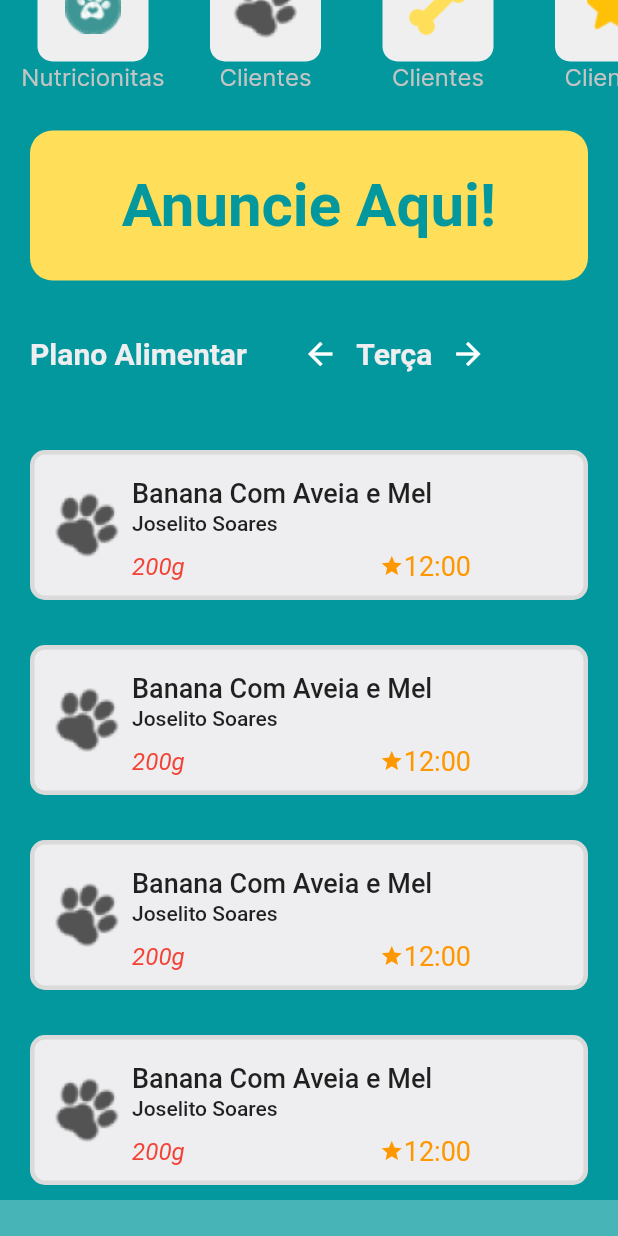
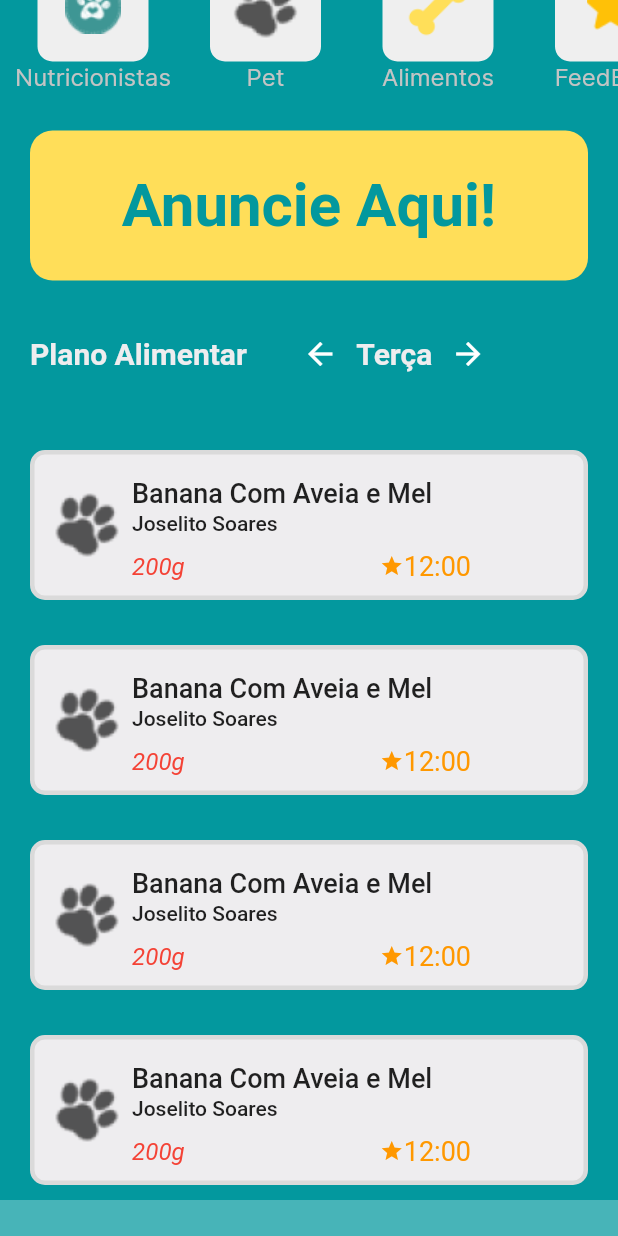
Before and after one commit to dequim1000/nutriaumigos_old, a Flutter app: the HomePage screen opened by its route, scrolled down 140 dp, on a phone screen of 412 x 824 dp. Run offline on Flutter 3.47's test engine with Material 2 defaults, Android fonts, the phone set to English and light mode, and no system bars; our stand-ins replace cloud_firestore, firebase_auth, firebase_core, mask_text_input_formatter; missing offline and left inert: cpf_cnpj_validator, dart:ffi; accounts and stored records are empty.

Commit message:
Add Pets Firebase and Bug homePage

```diff
--- a/nutriaumigos/lib/Screens/Menu/home.page.dart
+++ b/nutriaumigos/lib/Screens/Menu/home.page.dart
@@ -36,9 +36,6 @@ class _HomePageState extends State<HomePage> {
 
   _body(context) {
     double altura = tipoUsuario == null || tipoUsuario == '' ? 100 : 350;
-    String nomeUsuario = tipoUsuario == null || tipoUsuario == ''
-        ? 'Clientes'
-        : 'Nutricionistas';
 
     return Container(
       color: kPrimaryColor,
@@ -49,7 +46,7 @@ class _HomePageState extends State<HomePage> {
             crossAxisAlignment: CrossAxisAlignment.start,
             children: [
               _title(),
-              _actions(context, nomeUsuario),
+              _actions(context, tipoUsuario),
               _banner(altura),
               _diasSemanas(tipoUsuario),
               _cardAlimentacao(context, tipoUsuario),
@@ -66,7 +63,7 @@ _title() {
     margin: const EdgeInsets.only(top: 30),
     child: const Center(
       child: Text(
-        "Menu",
+        "NutriAumigos",
         textAlign: TextAlign.center,
         style: TextStyle(
           color: Colors.black,
@@ -78,7 +75,10 @@ _title() {
   );
 }
 
-_actions(context, nomeUsuario) {
+_actions(context, String? tpUsuario) {
+  String tipoUsuario =
+      tpUsuario == null || tpUsuario == '' ? 'Clientes' : 'Nutricionistas';
+  String nomeCardUsuario = tipoUsuario == 'Clientes' ? 'Nutricionistas' : 'Clientes';
   return Container(
     height: 100,
     margin: const EdgeInsets.only(top: 30),
@@ -91,17 +91,17 @@ _actions(context, nomeUsuario) {
               left: 7,
             ),
           ),
-          _buildCard(context, nomeUsuario, 'assets/icons/patinhaColor_icon.png',
-              'listaUsuarios'),
+          _buildCard(context, nomeCardUsuario, tipoUsuario,
+              'assets/icons/patinhaColor_icon.png', 'listaUsuarios'),
           const SizedBox(width: 5),
-          _buildCard(
-              context, 'Pet', 'assets/icons/patinha_icon.png', 'animais'),
+          _buildCard(context, 'Pet', tipoUsuario,
+              'assets/icons/patinha_icon.png', 'animais'),
           const SizedBox(width: 5),
-          _buildCard(context, 'Alimentos', 'assets/icons/osso-de-cao.png',
-              'alimentacao'),
+          _buildCard(context, 'Alimentos', tipoUsuario,
+              'assets/icons/osso-de-cao.png', 'alimentacao'),
           const SizedBox(width: 5),
-          _buildCard(
-              context, 'FeedBack', 'assets/icons/estrela.png', 'feedback'),
+          _buildCard(context, 'FeedBack', tipoUsuario,
+              'assets/icons/estrela.png', 'feedback'),
           const Padding(
             padding: EdgeInsets.only(
               right: 15,
@@ -293,15 +293,18 @@ _listaAlimentos() {
   );
 }
 
-_buildCard(
-    BuildContext context, String tipoUsuario, String imageButton, String nomeTela) {
+_buildCard(BuildContext context, String tituloCard, String tipoUsuario,
+    String imageButton, String nomeTela) {
   return SizedBox(
     width: 110,
     height: 110,
     child: Column(
       children: [
         GestureDetector(
-          onTap: () => {Navigator.pushReplacementNamed(context, nomeTela, arguments: {'tipoUsuario': tipoUsuario})},
+          onTap: () => {
+            Navigator.pushReplacementNamed(context, nomeTela,
+                arguments: {'tipoUsuario': tipoUsuario})
+          },
           child: Container(
             width: 74,
             height: 74,
@@ -320,7 +323,7 @@ _buildCard(
           ),
         ),
         Text(
-          tipoUsuario=='Clientes'?'Nutricionitas':'Clientes',
+          tituloCard,
           style: const TextStyle(
               fontFamily: 'Inter',
               fontWeight: FontWeight.w500,
--- a/nutriaumigos/lib/Screens/usuarios/usariosPage.dart
+++ b/nutriaumigos/lib/Screens/usuarios/usariosPage.dart
@@ -23,6 +23,7 @@ class _UsuariosPageState extends State<UsuariosPage> {
   @override
   void initState() {
     super.initState();
+    print(widget.tipoUsuario);
     if (widget.tipoUsuario == 'Clientes') {
       usuarios = FirebaseFirestore.instance
           .collection('user')
--- a/nutriaumigos/lib/methods/database.dart
+++ b/nutriaumigos/lib/methods/database.dart
@@ -15,11 +15,10 @@ class DatabaseMethods {
         .set(alimentoInfoMap);
   }
 
-  Future addPetsInfoToDB(String petId, Map<String, dynamic> petsInfoMap) {
+  Future addPetsInfoToDB(Map<String, dynamic> petsInfoMap) {
     return FirebaseFirestore.instance
         .collection("pets")
-        .doc(petId)
-        .set(petsInfoMap);
+        .add(petsInfoMap);
   }
 
   Future addFeedbackInfoToDB(String feedbackId, Map<String, dynamic> feedbackInfoMap) {
```
Also changed, not shown: nutriaumigos/lib/Screens/Animais/animais.dart (+75 -6 lines), nutriaumigos/lib/methods/pets.dart (+50 -0 lines), nutriaumigos/pubspec.lock.
